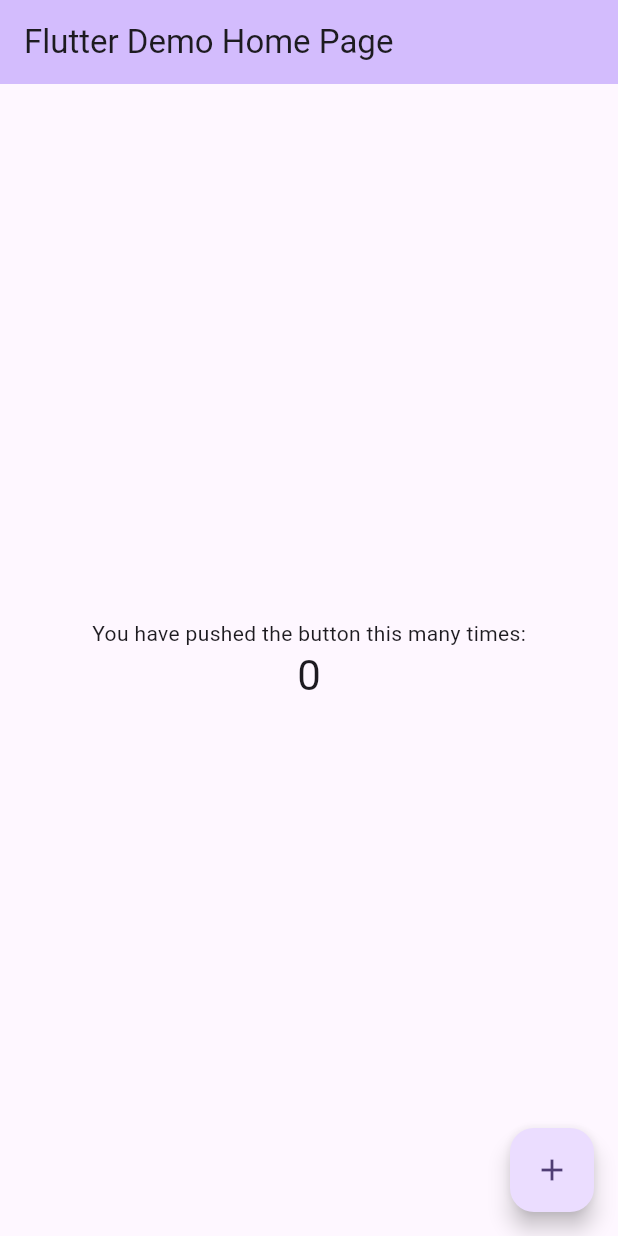
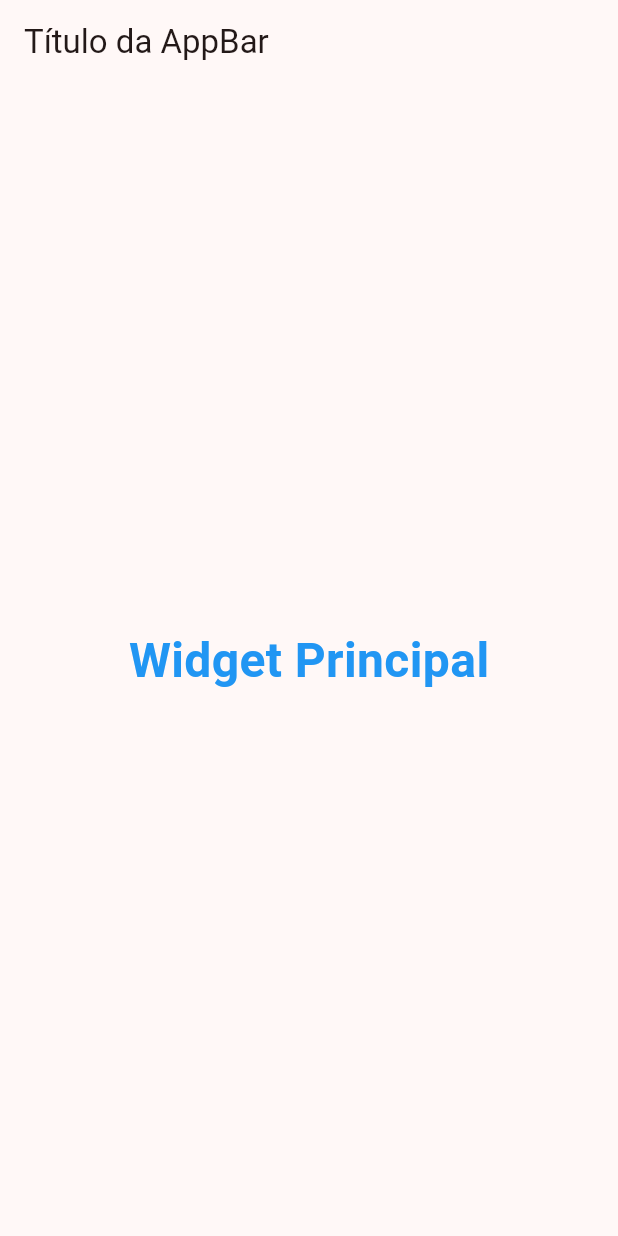
Before and after one commit to niltinfilho/flutter_intro_academia, a Flutter app: the screen it shows after launch, on a phone screen of 412 x 824 dp. Run offline on Flutter 3.47's test engine with Material 3 defaults, Android fonts, the phone set to English and light mode, and no system bars.

Commit message:
feat: first widget screen

```diff
--- /dev/null
+++ b/lib/hello_world/hello_world_screen.dart
@@ -0,0 +1,24 @@
+import 'package:flutter/material.dart';
+
+class HelloWorldScreen extends StatelessWidget {
+  const HelloWorldScreen({super.key});
+
+  @override
+  Widget build(BuildContext context) {
+    return Scaffold(
+      appBar: AppBar(
+        title: Text('Título da AppBar'),
+      ),
+      body: Center(
+        child: Text(
+          'Widget Principal',
+          style: TextStyle(
+            fontSize: 32.0,
+            fontWeight: FontWeight.bold,
+            color: Colors.blue,
+          ),
+        ),
+      ),
+    );
+  }
+}
--- a/lib/main.dart
+++ b/lib/main.dart
@@ -1,122 +1,21 @@
 import 'package:flutter/material.dart';
+import 'package:flutter_intro_academia/hello_world/hello_world_screen.dart';
 
 void main() {
-  runApp(const MyApp());
+  runApp(FlutterIntroApp());
 }
 
-class MyApp extends StatelessWidget {
-  const MyApp({super.key});
+class FlutterIntroApp extends StatelessWidget {
+  const FlutterIntroApp({super.key});
 
-  // This widget is the root of your application.
   @override
   Widget build(BuildContext context) {
     return MaterialApp(
-      title: 'Flutter Demo',
+      title: 'Flutter Introdução',
       theme: ThemeData(
-        // This is the theme of your application.
-        //
-        // TRY THIS: Try running your application with "flutter run". You'll see
-        // the application has a purple toolbar. Then, without quitting the app,
-        // try changing the seedColor in the colorScheme below to Colors.green
-        // and then invoke "hot reload" (save your changes or press the "hot
-        // reload" button in a Flutter-supported IDE, or press "r" if you used
-        // the command line to start the app).
-        //
-        // Notice that the counter didn't reset back to zero; the application
-        // state is not lost during the reload. To reset the state, use hot
-        // restart instead.
-        //
-        // This works for code too, not just values: Most code changes can be
-        // tested with just a hot reload.
-        colorScheme: ColorScheme.fromSeed(seedColor: Colors.deepPurple),
+        colorScheme: ColorScheme.fromSeed(seedColor: Colors.red),
       ),
-      home: const MyHomePage(title: 'Flutter Demo Home Page'),
+      home: HelloWorldScreen(),
     );
   }
 }
-
-class MyHomePage extends StatefulWidget {
-  const MyHomePage({super.key, required this.title});
-
-  // This widget is the home page of your application. It is stateful, meaning
-  // that it has a State object (defined below) that contains fields that affect
-  // how it looks.
-
-  // This class is the configuration for the state. It holds the values (in this
-  // case the title) provided by the parent (in this case the App widget) and
-  // used by the build method of the State. Fields in a Widget subclass are
-  // always marked "final".
-
-  final String title;
-
-  @override
-  State<MyHomePage> createState() => _MyHomePageState();
-}
-
-class _MyHomePageState extends State<MyHomePage> {
-  int _counter = 0;
-
-  void _incrementCounter() {
-    setState(() {
-      // This call to setState tells the Flutter framework that something has
-      // changed in this State, which causes it to rerun the build method below
-      // so that the display can reflect the updated values. If we changed
-      // _counter without calling setState(), then the build method would not be
-      // called again, and so nothing would appear to happen.
-      _counter++;
-    });
-  }
-
-  @override
-  Widget build(BuildContext context) {
-    // This method is rerun every time setState is called, for instance as done
-    // by the _incrementCounter method above.
-    //
-    // The Flutter framework has been optimized to make rerunning build methods
-    // fast, so that you can just rebuild anything that needs updating rather
-    // than having to individually change instances of widgets.
-    return Scaffold(
-      appBar: AppBar(
-        // TRY THIS: Try changing the color here to a specific color (to
-        // Colors.amber, perhaps?) and trigger a hot reload to see the AppBar
-        // change color while the other colors stay the same.
-        backgroundColor: Theme.of(context).colorScheme.inversePrimary,
-        // Here we take the value from the MyHomePage object that was created by
-        // the App.build method, and use it to set our appbar title.
-        title: Text(widget.title),
-      ),
-      body: Center(
-        // Center is a layout widget. It takes a single child and positions it
-        // in the middle of the parent.
-        child: Column(
-          // Column is also a layout widget. It takes a list of children and
-          // arranges them vertically. By default, it sizes itself to fit its
-          // children horizontally, and tries to be as tall as its parent.
-          //
-          // Column has various properties to control how it sizes itself and
-          // how it positions its children. Here we use mainAxisAlignment to
-          // center the children vertically; the main axis here is the vertical
-          // axis because Columns are vertical (the cross axis would be
-          // horizontal).
-          //
-          // TRY THIS: Invoke "debug painting" (choose the "Toggle Debug Paint"
-          // action in the IDE, or press "p" in the console), to see the
-          // wireframe for each widget.
-          mainAxisAlignment: MainAxisAlignment.center,
-          children: <Widget>[
-            const Text('You have pushed the button this many times:'),
-            Text(
-              '$_counter',
-              style: Theme.of(context).textTheme.headlineMedium,
-            ),
-          ],
-        ),
-      ),
-      floatingActionButton: FloatingActionButton(
-        onPressed: _incrementCounter,
-        tooltip: 'Increment',
-        child: const Icon(Icons.add),
-      ), // This trailing comma makes auto-formatting nicer for build methods.
-    );
-  }
-}
```
Also changed, not shown: 2 other files.
